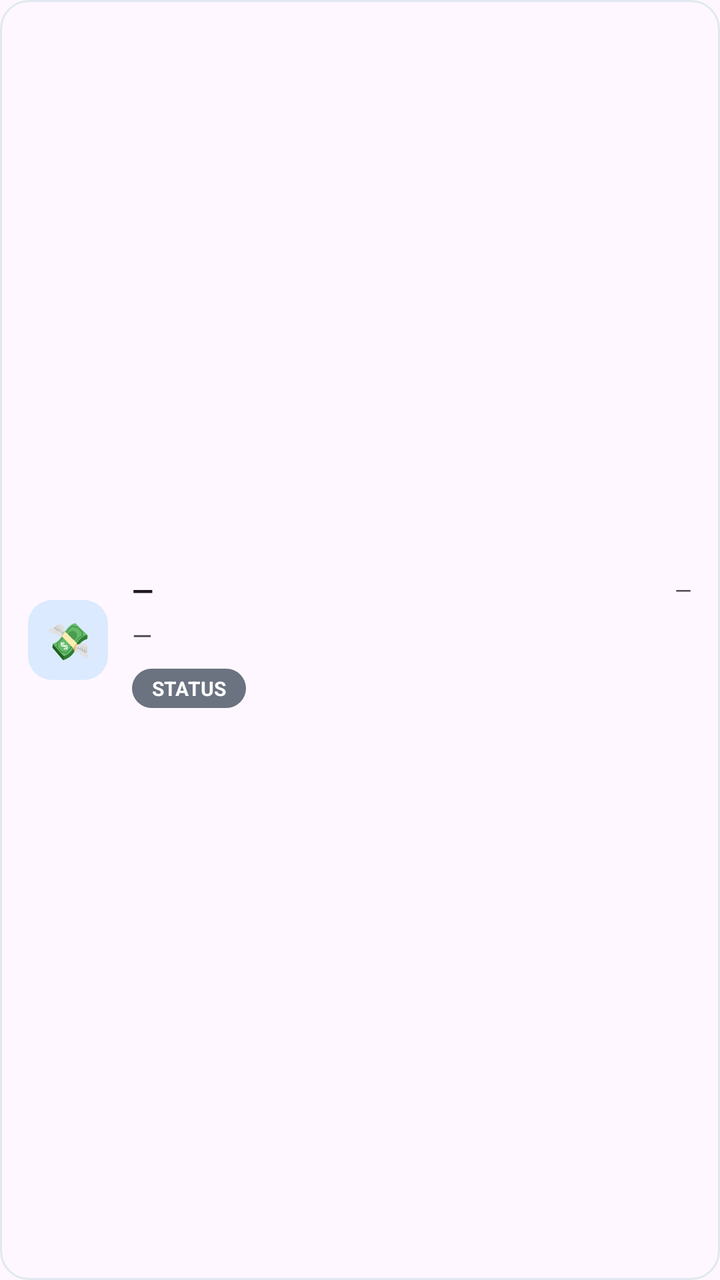
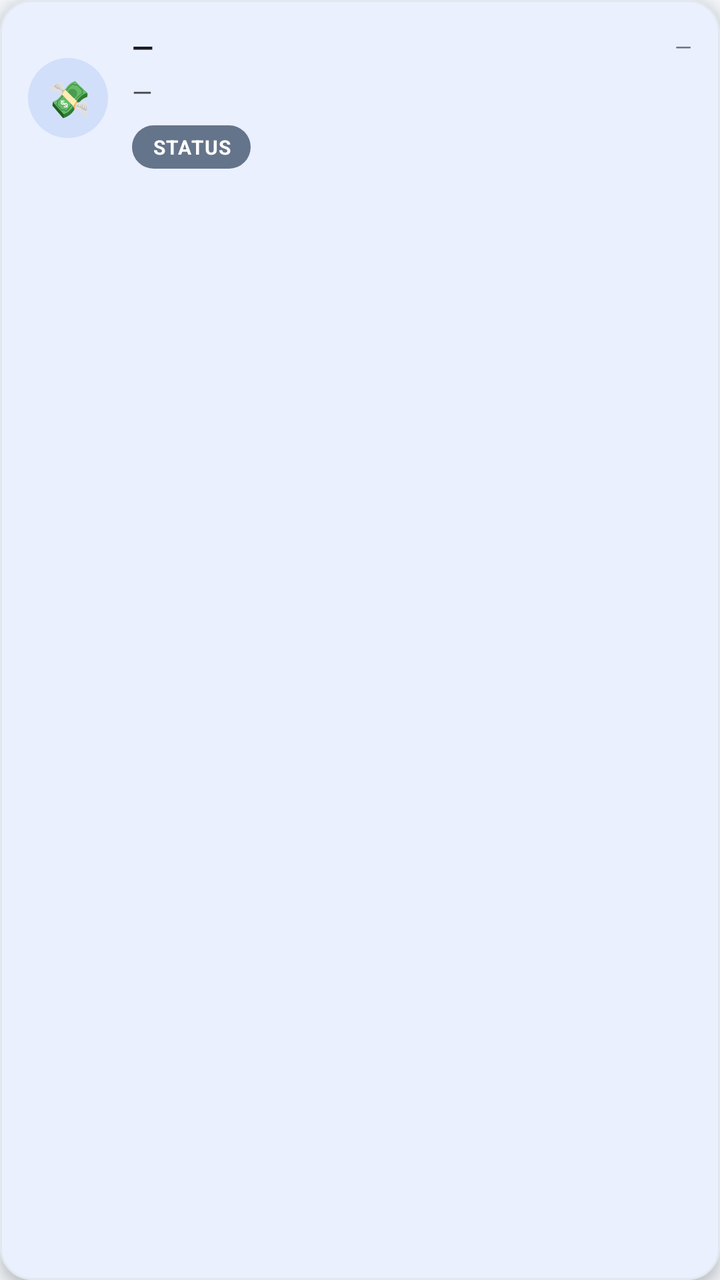

Two renders of the same Android screen: before a commit and after it. Below are the layout's source before the change and the commit's diff.
<!-- AndroidManifest.xml: application theme Theme.InvokeilPay -->
<!-- res/layout/item_notification.xml -->
<?xml version="1.0" encoding="utf-8"?>
<LinearLayout xmlns:android="http://schemas.android.com/apk/res/android"
    android:layout_width="match_parent"
    android:layout_height="wrap_content"
    android:layout_marginStart="8dp"
    android:layout_marginTop="6dp"
    android:layout_marginEnd="8dp"
    android:background="@drawable/bg_item_card"
    android:foreground="?attr/selectableItemBackground"
    android:gravity="center_vertical"
    android:orientation="horizontal"
    android:padding="14dp">

    <TextView
        android:id="@+id/text_kind"
        android:layout_width="40dp"
        android:layout_height="40dp"
        android:background="@drawable/bg_kind_icon"
        android:gravity="center"
        android:text="💸"
        android:textSize="18sp" />

    <LinearLayout
        android:layout_width="0dp"
        android:layout_height="wrap_content"
        android:layout_marginStart="12dp"
        android:layout_weight="1"
        android:orientation="vertical">

        <LinearLayout
            android:layout_width="match_parent"
            android:layout_height="wrap_content"
            android:gravity="center_vertical"
            android:orientation="horizontal">

            <TextView
                android:id="@+id/text_title"
                android:layout_width="0dp"
                android:layout_height="wrap_content"
                android:layout_weight="1"
                android:ellipsize="end"
                android:maxLines="1"
                android:text="—"
                android:textColor="?android:attr/textColorPrimary"
                android:textSize="14sp"
                android:textStyle="bold" />

            <TextView
                android:id="@+id/text_time"
                android:layout_width="wrap_content"
                android:layout_height="wrap_content"
                android:text="—"
                android:textColor="?android:attr/textColorSecondary"
                android:textSize="11sp" />
        </LinearLayout>

        <TextView
            android:id="@+id/text_detail"
            android:layout_width="match_parent"
            android:layout_height="wrap_content"
            android:layout_marginTop="4dp"
            android:ellipsize="end"
            android:maxLines="2"
            android:text="—"
            android:textColor="?android:attr/textColorSecondary"
            android:textSize="13sp" />

        <TextView
            android:id="@+id/chip_status"
            android:layout_width="wrap_content"
            android:layout_height="wrap_content"
            android:layout_marginTop="8dp"
            android:background="@drawable/bg_status_chip"
            android:paddingStart="10dp"
            android:paddingTop="3dp"
            android:paddingEnd="10dp"
            android:paddingBottom="3dp"
            android:text="STATUS"
            android:textColor="@android:color/white"
            android:textSize="10sp"
            android:textStyle="bold" />
    </LinearLayout>
</LinearLayout>
<!-- resources referenced by this layout -->
<resources>
  <!-- drawable bg_item_card (drawable) -->
  <?xml version="1.0" encoding="utf-8"?>
  <shape xmlns:android="http://schemas.android.com/apk/res/android"
      android:shape="rectangle">
      <solid android:color="?attr/colorSurface" />
      <corners android:radius="14dp" />
      <stroke android:width="1dp" android:color="#E2E8F0" />
  </shape>
  <!-- drawable bg_kind_icon (drawable) -->
  <?xml version="1.0" encoding="utf-8"?>
  <shape xmlns:android="http://schemas.android.com/apk/res/android"
      android:shape="rectangle">
      <solid android:color="@color/brand_soft" />
      <corners android:radius="12dp" />
  </shape>
  <!-- drawable bg_status_chip (drawable) -->
  <?xml version="1.0" encoding="utf-8"?>
  <shape xmlns:android="http://schemas.android.com/apk/res/android"
      android:shape="rectangle">
      <solid android:color="#6B7280" />
      <corners android:radius="100dp" />
  </shape>
  <style name="Theme.InvokeilPay" parent="Theme.Material3.DayNight.NoActionBar">
          <item name="colorPrimary">#2563EB</item>
          <item name="colorOnPrimary">#FFFFFF</item>
          <item name="colorSecondary">#1E40AF</item>
          <item name="shapeAppearanceSmallComponent">@style/ShapeAppearance.Invokeil.Small</item>
          <item name="shapeAppearanceMediumComponent">@style/ShapeAppearance.Invokeil.Medium</item>
          <item name="shapeAppearanceLargeComponent">@style/ShapeAppearance.Invokeil.Large</item>
      </style>
  <color name="brand_soft">#DBEAFE</color>
  <style name="ShapeAppearance.Invokeil.Small" parent="ShapeAppearance.Material3.Corner.Small">
          <item name="cornerSize">8dp</item>
      </style>
  <style name="ShapeAppearance.Invokeil.Large" parent="ShapeAppearance.Material3.Corner.Large">
          <item name="cornerSize">20dp</item>
      </style>
  <!-- unchanged entries left out for length: 1 -->
</resources>

<!-- the commit's change to res/layout/item_notification.xml (unified diff, before → after) -->
@@ -1,83 +1,92 @@
 <?xml version="1.0" encoding="utf-8"?>
-<LinearLayout xmlns:android="http://schemas.android.com/apk/res/android"
+<com.google.android.material.card.MaterialCardView xmlns:android="http://schemas.android.com/apk/res/android"
+    style="@style/Widget.Invokeil.Card"
     android:layout_width="match_parent"
     android:layout_height="wrap_content"
     android:layout_marginStart="8dp"
-    android:layout_marginTop="6dp"
+    android:layout_marginTop="4dp"
     android:layout_marginEnd="8dp"
-    android:background="@drawable/bg_item_card"
-    android:foreground="?attr/selectableItemBackground"
-    android:gravity="center_vertical"
-    android:orientation="horizontal"
-    android:padding="14dp">
-
-    <TextView
-        android:id="@+id/text_kind"
-        android:layout_width="40dp"
-        android:layout_height="40dp"
-        android:background="@drawable/bg_kind_icon"
-        android:gravity="center"
-        android:text="💸"
-        android:textSize="18sp" />
+    android:layout_marginBottom="4dp">
 
     <LinearLayout
-        android:layout_width="0dp"
+        android:layout_width="match_parent"
         android:layout_height="wrap_content"
-        android:layout_marginStart="12dp"
-        android:layout_weight="1"
-        android:orientation="vertical">
+        android:gravity="center_vertical"
+        android:minHeight="64dp"
+        android:orientation="horizontal"
+        android:padding="14dp">
+
+        <TextView
+            android:id="@+id/text_kind"
+            android:layout_width="40dp"
+            android:layout_height="40dp"
+            android:background="@drawable/bg_kind_icon"
+            android:gravity="center"
+            android:text="💸"
+            android:textSize="18sp" />
 
         <LinearLayout
-            android:layout_width="match_parent"
+            android:layout_width="0dp"
             android:layout_height="wrap_content"
-            android:gravity="center_vertical"
-            android:orientation="horizontal">
+            android:layout_marginStart="12dp"
+            android:layout_weight="1"
+            android:orientation="vertical">
+
+            <LinearLayout
+                android:layout_width="match_parent"
+                android:layout_height="wrap_content"
+                android:gravity="center_vertical"
+                android:orientation="horizontal">
+
+                <TextView
+                    android:id="@+id/text_title"
+                    android:layout_width="0dp"
+                    android:layout_height="wrap_content"
+                    android:layout_weight="1"
+                    android:ellipsize="end"
+                    android:maxLines="1"
+                    android:text="—"
+                    android:textColor="?android:attr/textColorPrimary"
+                    android:textSize="14sp"
+                    android:textStyle="bold" />
+
+                <TextView
+                    android:id="@+id/text_time"
+                    android:layout_width="wrap_content"
+                    android:layout_height="wrap_content"
+                    android:layout_marginStart="8dp"
+                    android:text="—"
+                    android:textColor="@color/text_muted"
+                    android:textSize="11sp" />
+            </LinearLayout>
 
             <TextView
-                android:id="@+id/text_title"
-                android:layout_width="0dp"
+                android:id="@+id/text_detail"
+                android:layout_width="match_parent"
                 android:layout_height="wrap_content"
-                android:layout_weight="1"
+                android:layout_marginTop="4dp"
                 android:ellipsize="end"
-                android:maxLines="1"
+                android:maxLines="2"
                 android:text="—"
-                android:textColor="?android:attr/textColorPrimary"
-                android:textSize="14sp"
-                android:textStyle="bold" />
+                android:textColor="?android:attr/textColorSecondary"
+                android:textSize="13sp" />
 
             <TextView
-                android:id="@+id/text_time"
+                android:id="@+id/chip_status"
                 android:layout_width="wrap_content"
                 android:layout_height="wrap_content"
-                android:text="—"
-                android:textColor="?android:attr/textColorSecondary"
-                android:textSize="11sp" />
+                android:layout_marginTop="8dp"
+                android:background="@drawable/bg_status_chip"
+                android:gravity="center"
+                android:letterSpacing="0.04"
+                android:paddingStart="10dp"
+                android:paddingTop="4dp"
+                android:paddingEnd="10dp"
+                android:paddingBottom="4dp"
+                android:text="STATUS"
+                android:textColor="#FFFFFF"
+                android:textSize="10sp"
+                android:textStyle="bold" />
         </LinearLayout>
-
-        <TextView
-            android:id="@+id/text_detail"
-            android:layout_width="match_parent"
-            android:layout_height="wrap_content"
-            android:layout_marginTop="4dp"
-            android:ellipsize="end"
-            android:maxLines="2"
-            android:text="—"
-            android:textColor="?android:attr/textColorSecondary"
-            android:textSize="13sp" />
-
-        <TextView
-            android:id="@+id/chip_status"
-            android:layout_width="wrap_content"
-            android:layout_height="wrap_content"
-            android:layout_marginTop="8dp"
-            android:background="@drawable/bg_status_chip"
-            android:paddingStart="10dp"
-            android:paddingTop="3dp"
-            android:paddingEnd="10dp"
-            android:paddingBottom="3dp"
-            android:text="STATUS"
-            android:textColor="@android:color/white"
-            android:textSize="10sp"
-            android:textStyle="bold" />
     </LinearLayout>
-</LinearLayout>
+</com.google.android.material.card.MaterialCardView>
<!-- resource entries referenced after the edit -->
@@ -1,42 +1,89 @@
 <!-- resources referenced by this layout -->
 <resources>
-  <!-- drawable bg_item_card (drawable) -->
-  <?xml version="1.0" encoding="utf-8"?>
-  <shape xmlns:android="http://schemas.android.com/apk/res/android"
-      android:shape="rectangle">
-      <solid android:color="?attr/colorSurface" />
-      <corners android:radius="14dp" />
-      <stroke android:width="1dp" android:color="#E2E8F0" />
-  </shape>
+  <color name="text_muted">#64748B</color>
   <!-- drawable bg_kind_icon (drawable) -->
   <?xml version="1.0" encoding="utf-8"?>
   <shape xmlns:android="http://schemas.android.com/apk/res/android"
-      android:shape="rectangle">
-      <solid android:color="@color/brand_soft" />
-      <corners android:radius="12dp" />
+      android:shape="oval">
+      <solid android:color="@color/chip_fill_info" />
   </shape>
   <!-- drawable bg_status_chip (drawable) -->
   <?xml version="1.0" encoding="utf-8"?>
   <shape xmlns:android="http://schemas.android.com/apk/res/android"
       android:shape="rectangle">
-      <solid android:color="#6B7280" />
-      <corners android:radius="100dp" />
+      <solid android:color="#64748B" />
+      <corners android:radius="99dp" />
   </shape>
+  <style name="Widget.Invokeil.Card" parent="Widget.Material3.Card.Elevated">
+          <item name="cardCornerRadius">16dp</item>
+          <item name="cardElevation">4dp</item>
+          <item name="cardBackgroundColor">@color/surface_card</item>
+          <item name="strokeWidth">1dp</item>
+          <item name="strokeColor">@color/card_stroke</item>
+          <item name="rippleColor">@color/ripple_brand</item>
+      </style>
   <style name="Theme.InvokeilPay" parent="Theme.Material3.DayNight.NoActionBar">
-          <item name="colorPrimary">#2563EB</item>
+          <item name="colorPrimary">@color/brand_primary</item>
           <item name="colorOnPrimary">#FFFFFF</item>
-          <item name="colorSecondary">#1E40AF</item>
+          <item name="colorSecondary">@color/brand_dark</item>
+          <item name="colorOnSecondary">#FFFFFF</item>
+          <item name="colorSurface">@color/surface_card</item>
+          <item name="android:colorBackground">@color/bg_page</item>
+          <item name="android:windowBackground">@color/bg_page</item>
+          <item name="android:statusBarColor">@color/brand_deep</item>
+          <item name="android:windowLightStatusBar">false</item>
           <item name="shapeAppearanceSmallComponent">@style/ShapeAppearance.Invokeil.Small</item>
           <item name="shapeAppearanceMediumComponent">@style/ShapeAppearance.Invokeil.Medium</item>
           <item name="shapeAppearanceLargeComponent">@style/ShapeAppearance.Invokeil.Large</item>
+          
+          <item name="android:windowSplashScreenBackground">@color/splash_bg</item>
+          <item name="android:windowSplashScreenAnimatedIcon">@drawable/ic_splash_icon</item>
       </style>
-  <color name="brand_soft">#DBEAFE</color>
+  <color name="chip_fill_info">#1F2563EB</color>
+  <color name="surface_card">#FFFFFF</color>
+  <color name="card_stroke">#E2E8F0</color>
+  <color name="ripple_brand">#1F2563EB</color>
+  <color name="brand_primary">#2563EB</color>
+  <color name="brand_dark">#1E40AF</color>
+  <color name="bg_page">#F1F5F9</color>
+  <color name="brand_deep">#172554</color>
   <style name="ShapeAppearance.Invokeil.Small" parent="ShapeAppearance.Material3.Corner.Small">
           <item name="cornerSize">8dp</item>
       </style>
   <style name="ShapeAppearance.Invokeil.Large" parent="ShapeAppearance.Material3.Corner.Large">
           <item name="cornerSize">20dp</item>
       </style>
+  <color name="splash_bg">#FFFFFF</color>
+  <!-- drawable ic_splash_icon (drawable) -->
+  <?xml version="1.0" encoding="utf-8"?>
+  <inset xmlns:android="http://schemas.android.com/apk/res/android"
+      android:drawable="@drawable/ic_logo_mark"
+      android:insetLeft="20%"
+      android:insetTop="20%"
+      android:insetRight="20%"
+      android:insetBottom="20%" />
+  <!-- drawable ic_logo_mark (drawable) -->
+  <?xml version="1.0" encoding="utf-8"?>
+  <vector xmlns:android="http://schemas.android.com/apk/res/android"
+      android:width="48dp"
+      android:height="48dp"
+      android:viewportWidth="24"
+      android:viewportHeight="24">
+      
+      <path
+          android:fillColor="@color/brand_primary"
+          android:pathData="M5,0h14a5,5 0 0 1 5,5v14a5,5 0 0 1 -5,5H5a5,5 0 0 1 -5,-5V5a5,5 0 0 1 5,-5z" />
+      
+      <group
+          android:scaleX="0.62"
+          android:scaleY="0.62"
+          android:pivotX="12"
+          android:pivotY="12">
+          <path
+              android:fillColor="#FFFFFF"
+              android:pathData="M12,1L3,5v6c0,5.55 3.84,10.74 9,12 5.16,-1.26 9,-6.45 9,-12V5L12,1zM12,11.99h7c-0.53,4.12 -3.28,7.79 -7,8.94V12H5V6.3l7,-3.11v8.8z" />
+      </group>
+  </vector>
   <!-- unchanged entries left out for length: 1 -->
 </resources>
 
